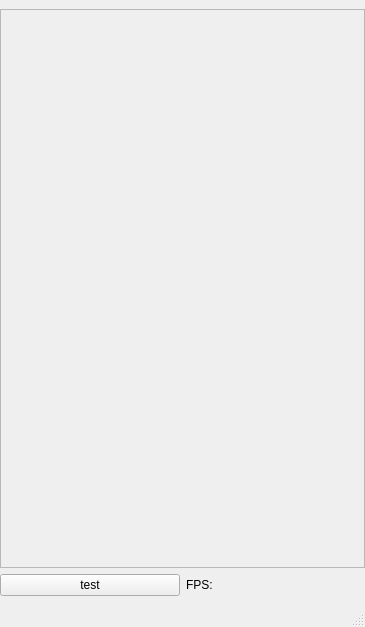
The window that mainwindow.ui (jsjsjs000/imx8mp_qt_ar0521_isp_tool) describes before a commit, drawn with Qt 5.
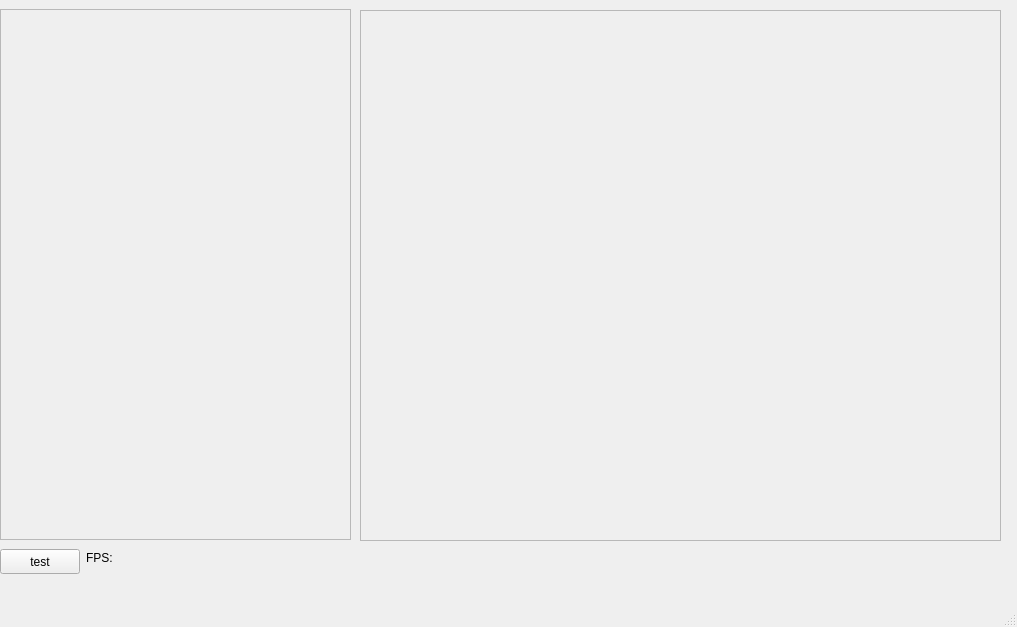
The same window after the commit.

Patch:
```diff
--- a/mainwindow.ui
+++ b/mainwindow.ui
@@ -6,7 +6,7 @@
    <rect>
     <x>0</x>
     <y>0</y>
-    <width>365</width>
+    <width>1017</width>
     <height>627</height>
    </rect>
   </property>
@@ -14,15 +14,15 @@
    <string>MainWindow</string>
   </property>
   <widget class="QWidget" name="centralwidget">
-   <layout class="QGridLayout" name="gridLayout_2">
-    <property name="leftMargin">
-     <number>0</number>
-    </property>
-    <property name="rightMargin">
-     <number>0</number>
-    </property>
-    <item row="0" column="0" colspan="2">
      <widget class="QScrollArea" name="scrollArea">
+    <property name="geometry">
+     <rect>
+      <x>0</x>
+      <y>9</y>
+      <width>351</width>
+      <height>531</height>
+     </rect>
+    </property>
       <property name="widgetResizable">
        <bool>true</bool>
       </property>
@@ -31,8 +31,8 @@
         <rect>
          <x>0</x>
          <y>0</y>
-         <width>363</width>
-         <height>532</height>
+       <width>349</width>
+       <height>529</height>
         </rect>
        </property>
        <layout class="QGridLayout" name="gridLayout">
@@ -64,22 +64,70 @@
        </layout>
       </widget>
      </widget>
-    </item>
-    <item row="1" column="0">
      <widget class="QPushButton" name="pushButton">
+    <property name="geometry">
+     <rect>
+      <x>0</x>
+      <y>549</y>
+      <width>80</width>
+      <height>25</height>
+     </rect>
+    </property>
       <property name="text">
        <string>test</string>
       </property>
      </widget>
-    </item>
-    <item row="1" column="1">
      <widget class="QLabel" name="fpsLabel">
+    <property name="geometry">
+     <rect>
+      <x>86</x>
+      <y>549</y>
+      <width>29</width>
+      <height>17</height>
+     </rect>
+    </property>
       <property name="text">
        <string>FPS:</string>
       </property>
      </widget>
-    </item>
-   </layout>
+   <widget class="QScrollArea" name="scrollArea_2">
+    <property name="geometry">
+     <rect>
+      <x>360</x>
+      <y>10</y>
+      <width>641</width>
+      <height>531</height>
+     </rect>
+    </property>
+    <property name="widgetResizable">
+     <bool>true</bool>
+    </property>
+    <widget class="QWidget" name="scrollAreaWidgetContents_2">
+     <property name="geometry">
+      <rect>
+       <x>0</x>
+       <y>0</y>
+       <width>639</width>
+       <height>529</height>
+      </rect>
+     </property>
+     <widget class="QWidget" name="verticalLayoutWidget">
+      <property name="geometry">
+       <rect>
+        <x>0</x>
+        <y>0</y>
+        <width>639</width>
+        <height>529</height>
+       </rect>
+      </property>
+      <layout class="QVBoxLayout" name="verticalLayout_2">
+       <property name="spacing">
+        <number>0</number>
+       </property>
+      </layout>
+     </widget>
+    </widget>
+   </widget>
   </widget>
   <widget class="QMenuBar" name="menubar">
    <property name="geometry">
```
Left out of the diff: 2 changed lines with no effect on the pictures. Lines whose indentation alone changed are shown as unchanged.
